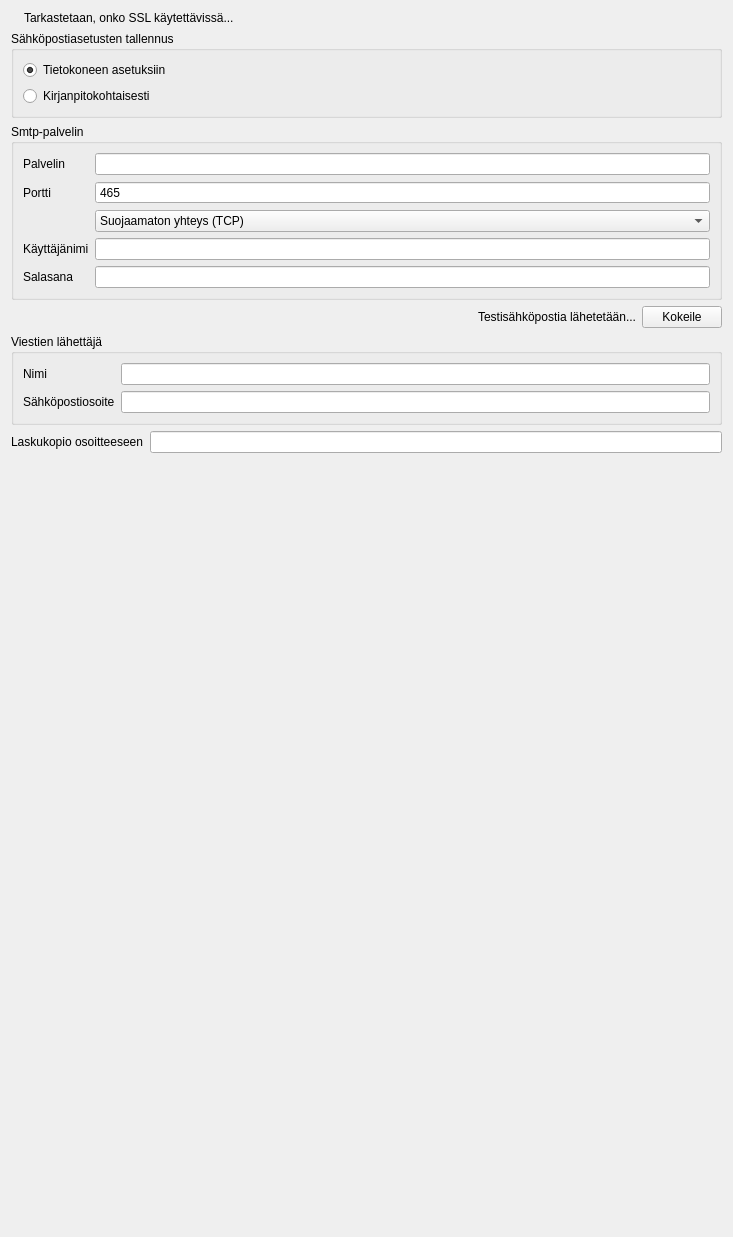
This is kitsas/maaritys/emailmaaritys.ui in artoh/kitupiikki as Qt 5 draws it before an edit. The edited form follows.
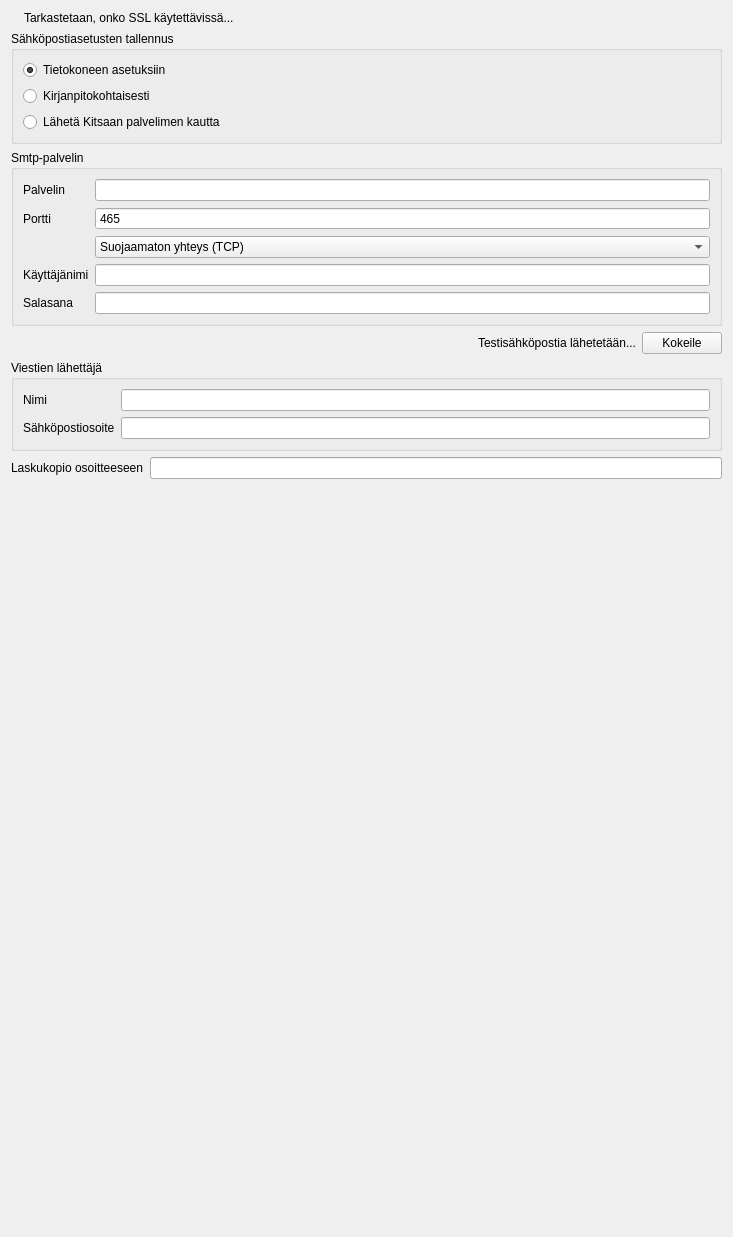
This is the edited form. Icons and pictures are not drawn.

Commit message: Laskujen lähettäminen Kitsaan kautta

The edit to the form file:
```diff
--- a/kitsas/maaritys/emailmaaritys.ui
+++ b/kitsas/maaritys/emailmaaritys.ui
@@ -58,6 +58,13 @@
         </property>
        </widget>
       </item>
+      <item>
+       <widget class="QRadioButton" name="kitsasRadio">
+        <property name="text">
+         <string>Lähetä Kitsaan palvelimen kautta</string>
+        </property>
+       </widget>
+      </item>
      </layout>
     </widget>
    </item>
```
Left out of the diff: 2 changed lines with no effect on the pictures. The commit also changes 5 other files.
